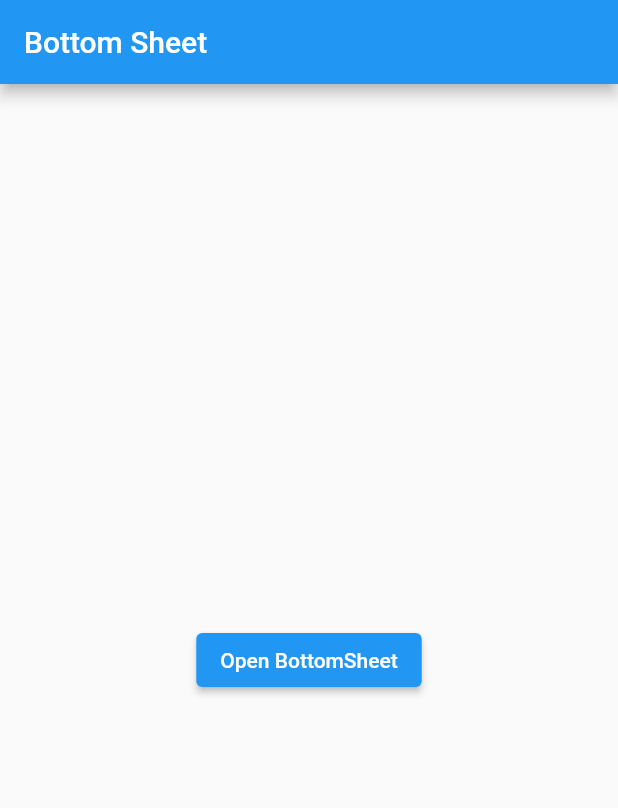
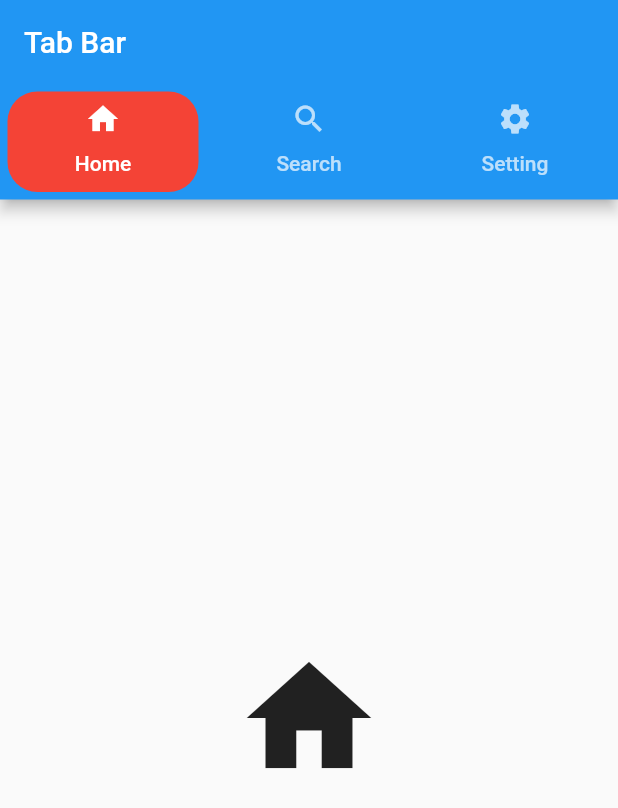
Before and after one commit to mubarakansari715/flutter_demo, a Flutter app: the screen it shows after launch, on a phone screen of 412 x 824 dp. Shown: the top 808 px of the screen. Run offline on Flutter 3.47's test engine with Material 2 defaults, Android fonts, the phone set to English and light mode, and no system bars.

Commit message:
Add Tab Bar

```diff
--- a/lib/main.dart
+++ b/lib/main.dart
@@ -2,7 +2,8 @@ import 'package:flutter/material.dart';
 import 'package:flutter_demo/navigationdrawer/MyNavigationDrawer.dart';
 
 import 'bottomsheet/MyBottomSheet.dart';
+import 'mytabbar/MyTabBar.dart';
 
 void main() {
-  runApp(const MyBottomSheet());
+  runApp(const MyTabBar());
 }
--- /dev/null
+++ b/lib/mytabbar/MyTabBar.dart
@@ -0,0 +1,56 @@
+import 'package:flutter/material.dart';
+
+class MyTabBar extends StatelessWidget {
+  const MyTabBar({super.key});
+
+  @override
+  Widget build(BuildContext context) {
+    return MaterialApp(
+      debugShowCheckedModeBanner: false,
+      home: DefaultTabController(
+        length: 3,
+        child: Scaffold(
+          appBar: AppBar(
+            title: const Text("Tab Bar"),
+            bottom: TabBar(
+              tabs: [
+                Tab(
+                  text: "Home",
+                  icon: Icon(Icons.home),
+                ),
+                Tab(
+                  text: "Search",
+                  icon: Icon(Icons.search),
+                ),
+                Tab(
+                  text: "Setting",
+                  icon: Icon(Icons.settings),
+                ),
+              ],
+              indicatorColor: Colors.red,
+              indicator: BoxDecoration(borderRadius: BorderRadius.circular(20), color: Colors.red),
+              indicatorWeight: 5,
+              indicatorPadding: const EdgeInsets.all(5),
+            ),
+          ),
+          body: const TabBarView(
+            children: [
+              Icon(
+                Icons.home,
+                size: 100,
+              ),
+              Icon(
+                Icons.search,
+                size: 100,
+              ),
+              Icon(
+                Icons.settings,
+                size: 100,
+              ),
+            ],
+          ),
+        ),
+      ),
+    );
+  }
+}
--- a/pubspec.yaml
+++ b/pubspec.yaml
@@ -30,6 +30,7 @@ environment:
 dependencies:
   flutter:
     sdk: flutter
+  fluttertoast: ^8.2.2
 
 
   # The following adds the Cupertino Icons font to your application.
```
Also changed, not shown: pubspec.lock.
